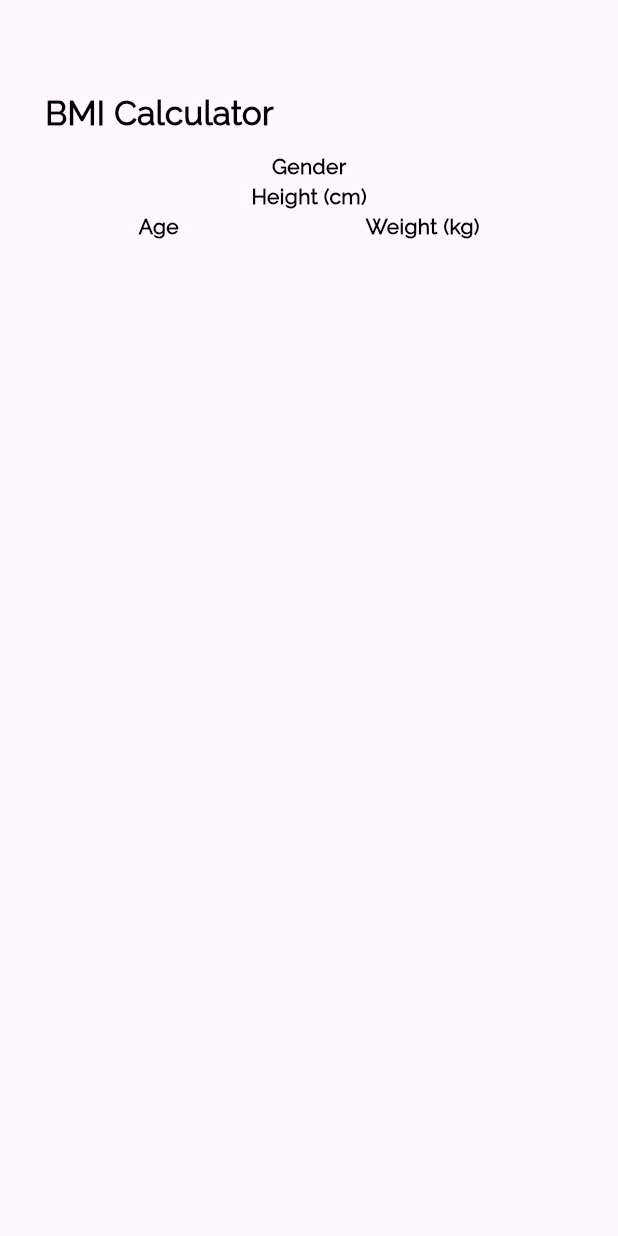
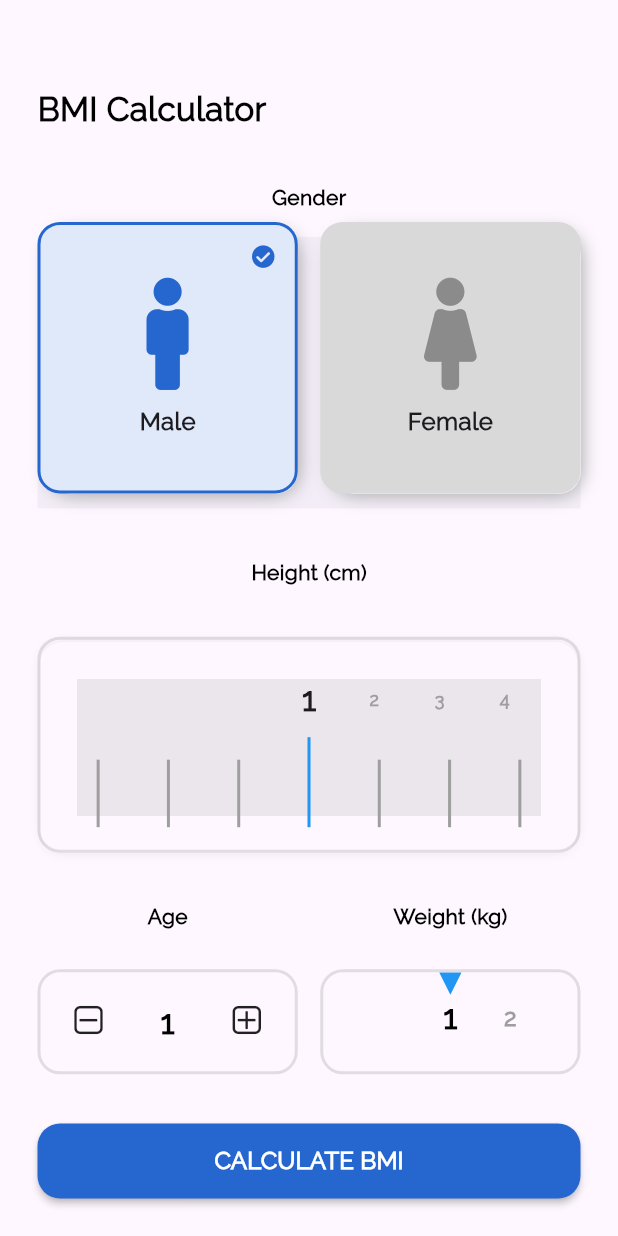
Before and after one commit to zeyadali06/Teknosoft-tasks, a Flutter app: the screen it shows after launch, on a phone screen of 412 x 824 dp. Run offline on Flutter 3.47's test engine with Material 3 defaults, Android fonts, the phone set to English and light mode, and no system bars; drawn by our look-alikes of numberpicker.

Commit message:
create home page

```diff
--- a/BMI Calculater App/lib/HomePage.dart
+++ b/BMI Calculater App/lib/HomePage.dart
@@ -1,5 +1,10 @@
 // ignore_for_file: file_names
 
+import 'package:bmi_calculater_app/AgeField.dart';
+import 'package:bmi_calculater_app/GenderChoices.dart';
+import 'package:bmi_calculater_app/HeightBar.dart';
+import 'package:bmi_calculater_app/WeightBar.dart';
+import 'package:bmi_calculater_app/constants.dart';
 import 'package:flutter/material.dart';
 
 class HomePage extends StatelessWidget {
@@ -7,36 +12,42 @@ class HomePage extends StatelessWidget {
 
   @override
   Widget build(BuildContext context) {
-    return const Scaffold(
+    return Scaffold(
       body: Padding(
-        padding: EdgeInsets.all(30),
-        child: SizedBox(
-          width: double.infinity,
+        padding: const EdgeInsets.all(kPadding),
         child: Column(
           crossAxisAlignment: CrossAxisAlignment.start,
           children: [
-              SizedBox(height: 30),
-              Text(
+            const Spacer(flex: 2),
+            const Text(
               'BMI Calculator',
               style: TextStyle(color: Colors.black, fontSize: 22, fontWeight: FontWeight.w900),
             ),
-              SizedBox(height: 10),
-              Center(
+            const Spacer(flex: 2),
+            const Center(
               child: Text(
                 'Gender',
                 style: TextStyle(color: Colors.black, fontSize: 14, fontWeight: FontWeight.w900),
               ),
             ),
-              Center(
+            const Spacer(flex: 1),
+            const GenderChoices(),
+            const Spacer(flex: 2),
+            const Center(
               child: Text(
                 'Height (cm)',
                 style: TextStyle(color: Colors.black, fontSize: 14, fontWeight: FontWeight.w900),
               ),
             ),
-              Row(
+            const Spacer(flex: 2),
+            const HeightBar(),
+            const Spacer(flex: 2),
+            const Row(
               mainAxisAlignment: MainAxisAlignment.spaceAround,
+              mainAxisSize: MainAxisSize.max,
               children: [
-                  Column(
+                Expanded(
+                  child: Column(
                     children: [
                       Center(
                         child: Text(
@@ -44,9 +55,14 @@ class HomePage extends StatelessWidget {
                           style: TextStyle(color: Colors.black, fontSize: 14, fontWeight: FontWeight.w900),
                         ),
                       ),
+                      SizedBox(height: 25),
+                      AgeField(),
                     ],
                   ),
-                  Column(
+                ),
+                SizedBox(width: 15),
+                Expanded(
+                  child: Column(
                     children: [
                       Center(
                         child: Text(
@@ -54,12 +70,26 @@ class HomePage extends StatelessWidget {
                           style: TextStyle(color: Colors.black, fontSize: 14, fontWeight: FontWeight.w900),
                         ),
                       ),
+                      SizedBox(height: 25),
+                      WeightBar(),
                     ],
+                  ),
                 ),
               ],
             ),
+            const Spacer(flex: 2),
+            MaterialButton(
+              onPressed: () {},
+              minWidth: double.infinity,
+              height: 50,
+              shape: RoundedRectangleBorder(borderRadius: BorderRadius.circular(kRadius)),
+              color: const Color(0xFF2566cf),
+              child: const Text(
+                'CALCULATE BMI',
+                style: TextStyle(color: Colors.white, fontWeight: FontWeight.w800, fontSize: 16),
+              ),
+            )
           ],
-          ),
         ),
       ),
     );
```
Lines whose indentation alone changed are shown as unchanged.
